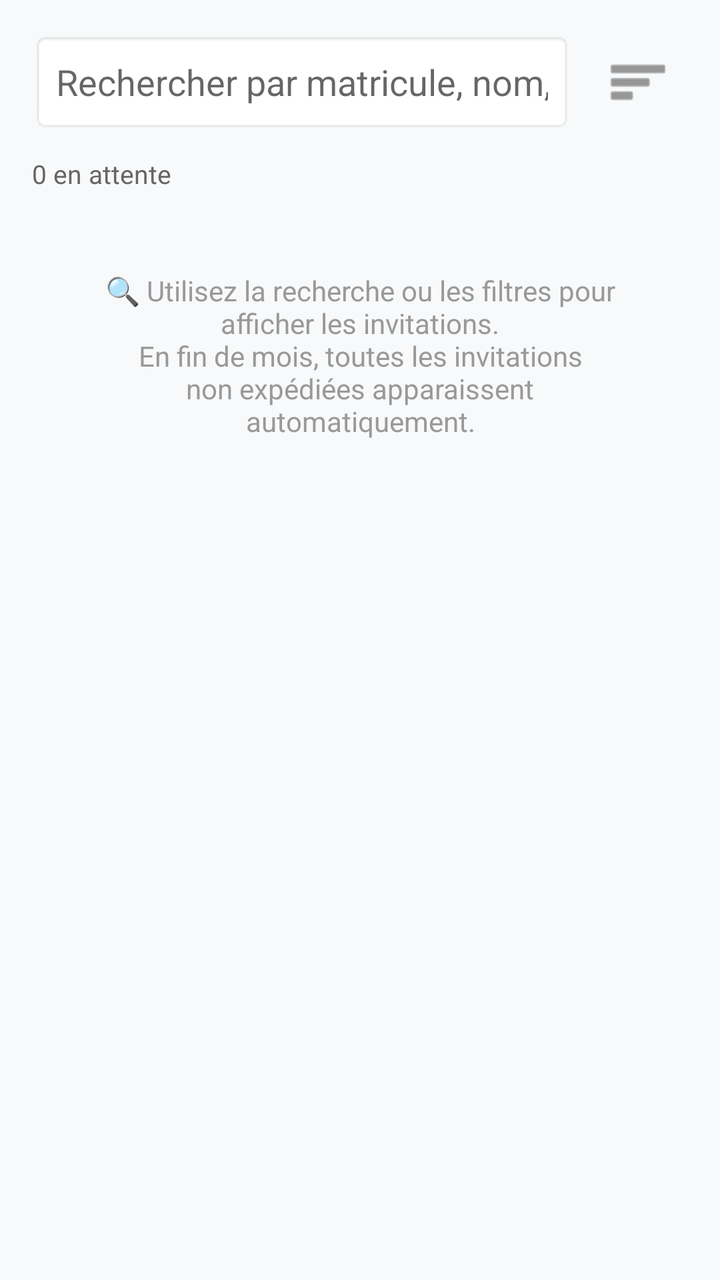
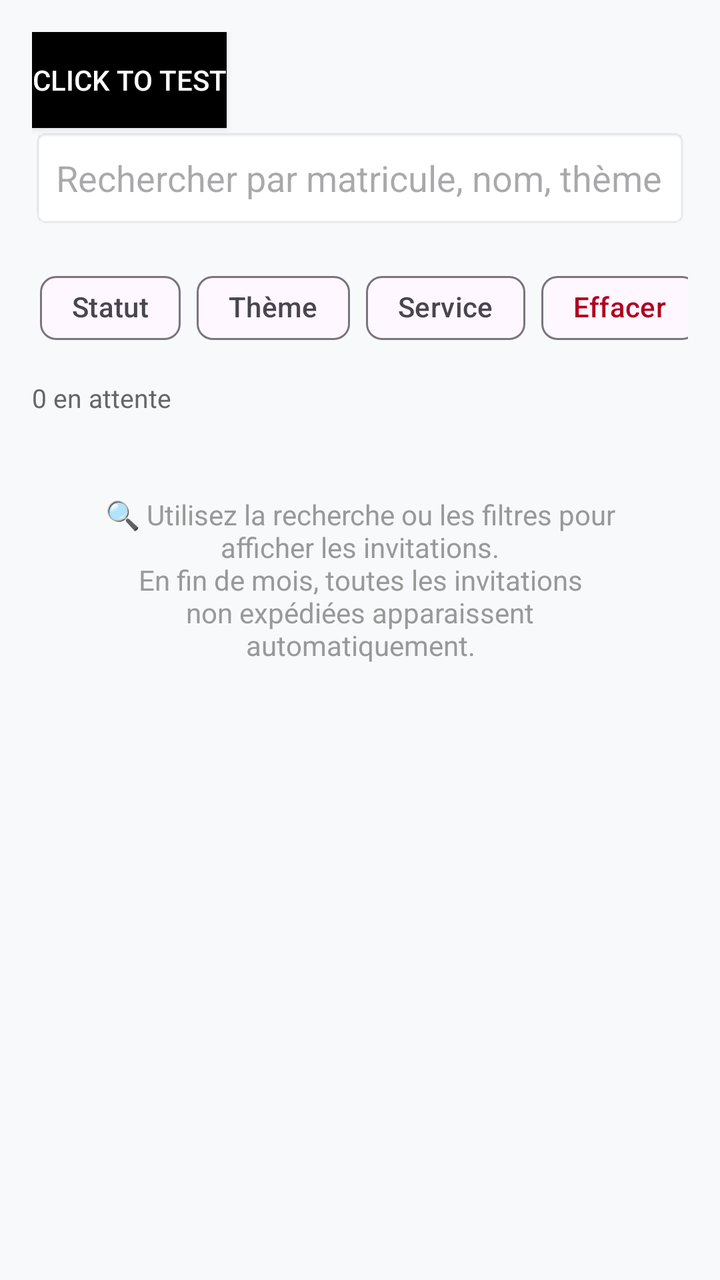

Before-and-after screenshots of an Android layout around one commit, followed by the original layout XML and the change that was made.
<!-- AndroidManifest.xml: application theme Theme.OCPEvalFormation -->
<!-- res/layout/fragment_invitations.xml -->
<?xml version="1.0" encoding="utf-8"?>
<LinearLayout xmlns:android="http://schemas.android.com/apk/res/android"
    xmlns:app="http://schemas.android.com/apk/res-auto"
    android:layout_width="match_parent"
    android:layout_height="match_parent"
    android:orientation="vertical"
    android:background="#F8F9FA"
    android:padding="16dp">

    
    <LinearLayout
        android:layout_width="match_parent"
        android:layout_height="wrap_content"
        android:orientation="horizontal"
        android:gravity="center_vertical"
        android:layout_marginBottom="12dp">

        <EditText
            android:id="@+id/etSearchMatricule"
            android:layout_width="0dp"
            android:layout_weight="1"
            android:layout_height="50dp"
            android:hint="Rechercher par matricule, nom, thème..."
            android:background="@android:drawable/editbox_background"
            android:paddingStart="12dp"
            android:paddingEnd="12dp"
            android:inputType="text"
            android:maxLines="1" />

        <ImageButton
            android:id="@+id/btnFilterService"
            android:layout_width="50dp"
            android:layout_height="50dp"
            android:layout_marginStart="8dp"
            android:background="?attr/selectableItemBackgroundBorderless"
            android:src="@android:drawable/ic_menu_sort_by_size"
            app:tint="#555555"
            android:contentDescription="Filtrer" />
    </LinearLayout>

    
    <TextView
        android:id="@+id/tvPendingCount"
        android:layout_width="match_parent"
        android:layout_height="wrap_content"
        android:text="0 en attente"
        android:textColor="#666666"
        android:textSize="13sp"
        android:layout_marginBottom="8dp" />

    
    <com.google.android.material.card.MaterialCardView
        android:id="@+id/cardEndOfMonth"
        android:layout_width="match_parent"
        android:layout_height="wrap_content"
        android:layout_marginBottom="12dp"
        android:visibility="gone"
        app:cardBackgroundColor="#FFF3E0"
        app:cardCornerRadius="10dp"
        app:cardElevation="2dp">

        <LinearLayout
            android:layout_width="match_parent"
            android:layout_height="wrap_content"
            android:orientation="vertical"
            android:padding="12dp">

            <TextView
                android:id="@+id/tvEndOfMonthInfo"
                android:layout_width="match_parent"
                android:layout_height="wrap_content"
                android:text="⚠️ Fin du mois"
                android:textColor="#E65100"
                android:textStyle="bold"
                android:textSize="13sp"
                android:layout_marginBottom="8dp" />

            <com.google.android.material.button.MaterialButton
                android:id="@+id/btnSendAll"
                android:layout_width="match_parent"
                android:layout_height="wrap_content"
                android:text="Envoyer toutes les invitations non expédiées"
                android:backgroundTint="#E65100"
                app:cornerRadius="8dp" />
        </LinearLayout>
    </com.google.android.material.card.MaterialCardView>

    
    <ProgressBar
        android:id="@+id/progressInvitation"
        android:layout_width="wrap_content"
        android:layout_height="wrap_content"
        android:layout_gravity="center_horizontal"
        android:visibility="gone"
        android:layout_marginBottom="8dp" />

    
    <TextView
        android:id="@+id/tvEmptyState"
        android:layout_width="match_parent"
        android:layout_height="wrap_content"
        android:text="🔍 Utilisez la recherche ou les filtres pour afficher les invitations.\nEn fin de mois, toutes les invitations non expédiées apparaissent automatiquement."
        android:textColor="#999999"
        android:textSize="14sp"
        android:gravity="center"
        android:padding="32dp"
        android:visibility="visible" />

    
    <androidx.recyclerview.widget.RecyclerView
        android:id="@+id/rvInvitations"
        android:layout_width="match_parent"
        android:layout_height="0dp"
        android:layout_weight="1"
        android:clipToPadding="false"
        android:paddingBottom="16dp" />

</LinearLayout>
<!-- resources referenced by this layout -->
<resources>
  <style name="Theme.OCPEvalFormation" parent="Theme.MaterialComponents.DayNight.NoActionBar">
          <item name="colorPrimary">@color/ocp_dark_green</item>
          <item name="colorPrimaryVariant">@color/ocp_medium_green</item>
          <item name="colorOnPrimary">@color/white</item>
          <item name="colorSecondary">@color/ocp_orange</item>
          <item name="colorOnSecondary">@color/white</item>
          <item name="android:statusBarColor">@color/ocp_dark_green</item>
      </style>
  <color name="ocp_dark_green">#00693E</color>
  <color name="ocp_medium_green">#00A86B</color>
  <color name="white">#FFFFFF</color>
  <color name="ocp_orange">#FF6B00</color>
</resources>

<!-- the commit's change to res/layout/fragment_invitations.xml (unified diff, before → after) -->
@@ -6,6 +6,15 @@
     android:orientation="vertical"
     android:background="#F8F9FA"
     android:padding="16dp">
+
+    <Button
+        android:id="@+id/btnTestWorker"
+        android:layout_width="wrap_content"
+        android:layout_height="wrap_content"
+        android:text="Click to test"
+        android:background="@color/black"
+        android:textColor="@color/white"
+        />
 
     
     <LinearLayout
@@ -27,16 +36,96 @@
             android:inputType="text"
             android:maxLines="1" />
 
-        <ImageButton
-            android:id="@+id/btnFilterService"
-            android:layout_width="50dp"
-            android:layout_height="50dp"
-            android:layout_marginStart="8dp"
-            android:background="?attr/selectableItemBackgroundBorderless"
-            android:src="@android:drawable/ic_menu_sort_by_size"
-            app:tint="#555555"
-            android:contentDescription="Filtrer" />
+
     </LinearLayout>
+
+    
+    <HorizontalScrollView
+        android:layout_width="match_parent"
+        android:layout_height="wrap_content"
+        android:scrollbars="none"
+        android:layout_marginBottom="8dp">
+
+        <LinearLayout
+            android:layout_width="wrap_content"
+            android:layout_height="wrap_content"
+            android:orientation="horizontal"
+            android:padding="4dp">
+
+            <com.google.android.material.chip.Chip
+                android:id="@+id/chipFilterStatut"
+                android:layout_width="wrap_content"
+                android:layout_height="wrap_content"
+                android:text="Statut"
+                app:chipIcon="@android:drawable/arrow_down_float"
+                style="@style/Widget.Material3.Chip.Filter"
+                android:layout_marginEnd="8dp"/>
+
+            <com.google.android.material.chip.Chip
+                android:id="@+id/chipFilterTheme"
+                android:layout_width="wrap_content"
+                android:layout_height="wrap_content"
+                android:text="Thème"
+                style="@style/Widget.Material3.Chip.Filter"
+                android:layout_marginEnd="8dp"/>
+
+            <com.google.android.material.chip.Chip
+                android:id="@+id/chipFilterService"
+                android:layout_width="wrap_content"
+                android:layout_height="wrap_content"
+                android:text="Service"
+                style="@style/Widget.Material3.Chip.Filter"
+                android:layout_marginEnd="8dp"/>
+
+            <com.google.android.material.chip.Chip
+                android:id="@+id/chipClearFilters"
+                android:layout_width="wrap_content"
+                android:layout_height="wrap_content"
+                android:text="Effacer"
+                android:textColor="@color/design_default_color_error"
+                style="@style/Widget.Material3.Chip.Filter"/>
+
+        </LinearLayout>
+    </HorizontalScrollView>
+
+    
+    <com.google.android.material.card.MaterialCardView
+        android:id="@+id/cardAppreciationDate"
+        android:layout_width="match_parent"
+        android:layout_height="wrap_content"
+        android:layout_marginBottom="12dp"
+        android:visibility="gone"
+        app:cardBackgroundColor="#E3F2FD"
+        app:cardCornerRadius="10dp"
+        app:cardElevation="2dp">
+
+        <LinearLayout
+            android:layout_width="match_parent"
+            android:layout_height="wrap_content"
+            android:orientation="vertical"
+            android:padding="12dp">
+
+            <TextView
+                android:id="@+id/tvAppreciationInfo"
+                android:layout_width="match_parent"
+                android:layout_height="wrap_content"
+                android:text="📋 Formations arrivent à date d'appréciation aujourd'hui"
+                android:textColor="#0D47A1"
+                android:textStyle="bold"
+                android:textSize="13sp"
+                android:layout_marginBottom="8dp"/>
+
+            <com.google.android.material.button.MaterialButton
+                android:id="@+id/btnSendAllAppreciation"
+                android:layout_width="match_parent"
+                android:layout_height="wrap_content"
+                android:text="Envoyer toutes les appréciations"
+                android:backgroundTint="#1976D2"
+                app:cornerRadius="8dp"/>
+
+        </LinearLayout>
+
+    </com.google.android.material.card.MaterialCardView>
 
     
     <TextView
@@ -95,18 +184,19 @@
         android:layout_marginBottom="8dp" />
 
     
+
+    
     <TextView
         android:id="@+id/tvEmptyState"
         android:layout_width="match_parent"
         android:layout_height="wrap_content"
+        android:gravity="center"
+        android:padding="32dp"
         android:text="🔍 Utilisez la recherche ou les filtres pour afficher les invitations.\nEn fin de mois, toutes les invitations non expédiées apparaissent automatiquement."
         android:textColor="#999999"
         android:textSize="14sp"
-        android:gravity="center"
-        android:padding="32dp"
         android:visibility="visible" />
 
-    
     <androidx.recyclerview.widget.RecyclerView
         android:id="@+id/rvInvitations"
         android:layout_width="match_parent"
@@ -115,4 +205,6 @@
         android:clipToPadding="false"
         android:paddingBottom="16dp" />
 
+
+
 </LinearLayout>
<!-- resource entries referenced after the edit -->
@@ -1,6 +1,8 @@
 <!-- resources referenced by this layout -->
 <resources>
-  <style name="Theme.OCPEvalFormation" parent="Theme.MaterialComponents.DayNight.NoActionBar">
+  <color name="black">#000000</color>
+  <color name="white">#FFFFFF</color>
+  <style name="Theme.OCPEvalFormation" parent="Theme.Material3.Light.NoActionBar">
           <item name="colorPrimary">@color/ocp_dark_green</item>
           <item name="colorPrimaryVariant">@color/ocp_medium_green</item>
           <item name="colorOnPrimary">@color/white</item>
@@ -10,7 +12,6 @@
       </style>
   <color name="ocp_dark_green">#00693E</color>
   <color name="ocp_medium_green">#00A86B</color>
-  <color name="white">#FFFFFF</color>
   <color name="ocp_orange">#FF6B00</color>
 </resources>
 
